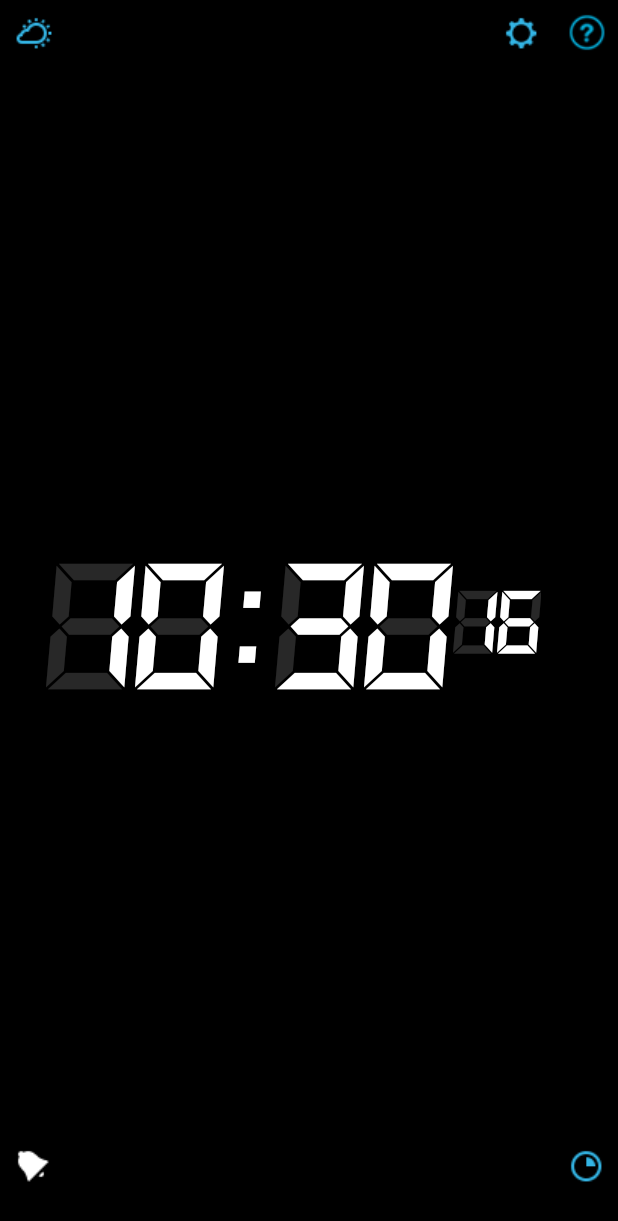
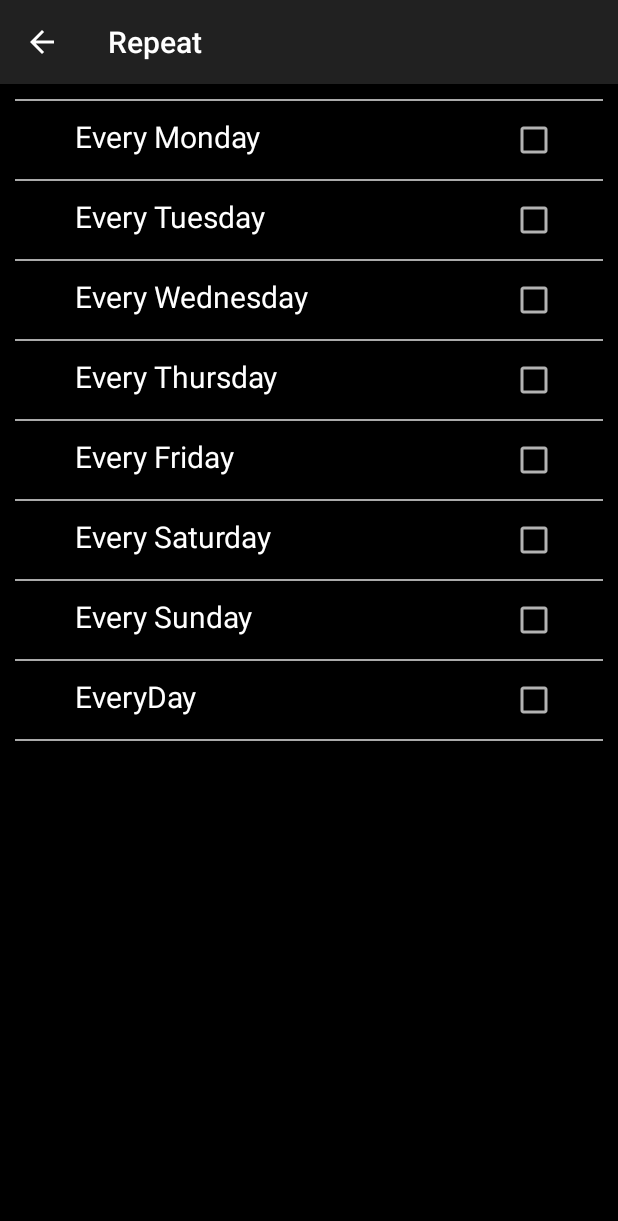
Before and after one commit to vtabk2/Alarm_Clock_1, an Android app: the screen it shows after launch (MainActivity before the commit, RepeatActivity after it), after a tap on an icon or button, on a phone screen of 412 x 824 dp. Shown: the top 1221 px of the screen. Run offline under Robolectric (Android 15) with nearby library versions, the phone set to English and light mode, and no system bars; libraries missing offline, so code that uses them is left out: io.realm; 2 statements that could not run were skipped; 3 other taps on this screen came first.

Commit message:
ref Task#7_RepeatActivity

```diff
--- a/app/src/main/AndroidManifest.xml
+++ b/app/src/main/AndroidManifest.xml
@@ -25,6 +25,8 @@
         <activity
             android:name=".ui.activity.SettingActivity"
             android:theme="@style/Theme.AppCompat"/>
+        <activity
+            android:name=".ui.activity.RepeatActivity"
+            android:theme="@style/Theme.AppCompat"/>
     </application>
-
 </manifest>
--- a/app/src/main/java/com/example/framgia/alarmclock/data/Constants.java
+++ b/app/src/main/java/com/example/framgia/alarmclock/data/Constants.java
@@ -11,7 +11,7 @@ public class Constants {
     public static final String EVERYDAY = "Everyday";
     public static final String ID_FIELD = "mId";
     public final static String FONT_TIME = "fonts/digital_clock.ttf";
-    public final static String FOMAT_TIME24 = "ss";
+    public final static String FORMAT_TIME_SECOND = "ss";
     public final static int DOWN = 0;
     public final static int UP = 1;
     public final static float ALPHA_DELTA = 0.1f;
--- a/app/src/main/java/com/example/framgia/alarmclock/data/model/Alarm.java
+++ b/app/src/main/java/com/example/framgia/alarmclock/data/model/Alarm.java
@@ -18,6 +18,9 @@ public class Alarm extends RealmObject {
     private String mNote;
     private boolean mIsEnabled;
     private Repeat mRepeatDay;
+
+    public Alarm() {
+    }
 
     public Alarm(int id, long time, String sound, int volume, boolean isVibrated, boolean isFadeIn,
                  int snoozeTime, String note, boolean isEnabled,
--- a/app/src/main/java/com/example/framgia/alarmclock/data/model/Repeat.java
+++ b/app/src/main/java/com/example/framgia/alarmclock/data/model/Repeat.java
@@ -17,6 +17,9 @@ public class Repeat extends RealmObject {
     private boolean mIsRepeatSunday;
     private boolean mIsRepeatEveryday;
     private String mRepeatDay;
+
+    public Repeat() {
+    }
 
     public Repeat(boolean isRepeatMonday, boolean isRepeatTuesday, boolean isRepeatWednesday,
                   boolean isRepeatThursday, boolean isRepeatFriday, boolean isRepeatSaturday,
--- a/app/src/main/java/com/example/framgia/alarmclock/data/model/Song.java
+++ b/app/src/main/java/com/example/framgia/alarmclock/data/model/Song.java
@@ -13,6 +13,9 @@ public class Song extends RealmObject {
     private int mId;
     private String mPath;
     private String mName;
+
+    public Song() {
+    }
 
     public Song(int id, String path, String name) {
         mId = id;
--- a/app/src/main/java/com/example/framgia/alarmclock/ui/activity/MainActivity.java
+++ b/app/src/main/java/com/example/framgia/alarmclock/ui/activity/MainActivity.java
@@ -49,6 +49,7 @@ public class MainActivity extends AppCompatActivity implements View.OnClickListe
         super.onResume();
         if (mIscreated) {
             showAdvanced();
+            hideStatusBar();
         }
     }
 
@@ -120,6 +121,8 @@ public class MainActivity extends AppCompatActivity implements View.OnClickListe
                 break;
             case R.id.image_help:
                 // TODO: 12/07/2016
+                // TODO: 15/07/2016 test
+                openActivity(RepeatActivity.class);
                 break;
             case R.id.image_alarm:
                 // TODO: 12/07/2016
@@ -163,7 +166,7 @@ public class MainActivity extends AppCompatActivity implements View.OnClickListe
         mTextViewBattery.setVisibility(View.INVISIBLE);
         mTextClockHour.setFormat12Hour(null);
         mTextClockSecond.setFormat12Hour(null);
-        mTextClockSecond.setFormat24Hour(Constants.FOMAT_TIME24);
+        mTextClockSecond.setFormat24Hour(Constants.FORMAT_TIME_SECOND);
     }
 
     private void showColorViews(int color, int colorHide) {
@@ -172,6 +175,10 @@ public class MainActivity extends AppCompatActivity implements View.OnClickListe
         mTextViewHideHour.setTextColor(ContextCompat.getColor(this, colorHide));
         mTextViewHideSecond.setTextColor(ContextCompat.getColor(this, colorHide));
         mImageViewAlarm.setColorFilter(color);
+        mImageViewTimer.setColorFilter(color);
+        mImageViewWeather.setColorFilter(color);
+        mImageViewSettings.setColorFilter(color);
+        mImageViewHelp.setColorFilter(color);
     }
 
     private void onFadeInChangeBrightness(int type) {
--- /dev/null
+++ b/app/src/main/java/com/example/framgia/alarmclock/ui/activity/RepeatActivity.java
@@ -0,0 +1,73 @@
+package com.example.framgia.alarmclock.ui.activity;
+
+import android.os.Bundle;
+import android.support.annotation.Nullable;
+import android.support.v7.app.AppCompatActivity;
+import android.view.MenuItem;
+import android.widget.CheckBox;
+import android.widget.CompoundButton;
+
+import com.example.framgia.alarmclock.R;
+
+/**
+ * Created by framgia on 15/07/2016.
+ */
+public class RepeatActivity extends AppCompatActivity implements
+    CompoundButton.OnCheckedChangeListener {
+    private CheckBox mCheckBoxMonday, mCheckBoxTuesday, mCheckBoxWednesday, mCheckBoxThursday,
+        mCheckBoxFriday, mCheckBoxSaturday, mCheckBoxSunday, mCheckBoxEveryday;
+
+    @Override
+    protected void onCreate(@Nullable Bundle savedInstanceState) {
+        super.onCreate(savedInstanceState);
+        setContentView(R.layout.activity_repeat);
+        initViews();
+    }
+
+    private void initViews() {
+        getSupportActionBar().setTitle(getText(R.string.title_repeat));
+        getSupportActionBar().setDisplayHomeAsUpEnabled(true);
+        getSupportActionBar().setDisplayShowHomeEnabled(true);
+        mCheckBoxMonday = (CheckBox) findViewById(R.id.repeat_monday);
+        mCheckBoxTuesday = (CheckBox) findViewById(R.id.repeat_tuesday);
+        mCheckBoxWednesday = (CheckBox) findViewById(R.id.repeat_wednesday);
+        mCheckBoxThursday = (CheckBox) findViewById(R.id.repeat_thursday);
+        mCheckBoxFriday = (CheckBox) findViewById(R.id.repeat_friday);
+        mCheckBoxSaturday = (CheckBox) findViewById(R.id.repeat_saturday);
+        mCheckBoxSunday = (CheckBox) findViewById(R.id.repeat_sunday);
+        mCheckBoxEveryday = (CheckBox) findViewById(R.id.repeat_everyday);
+        mCheckBoxMonday.setOnCheckedChangeListener(this);
+        mCheckBoxTuesday.setOnCheckedChangeListener(this);
+        mCheckBoxWednesday.setOnCheckedChangeListener(this);
+        mCheckBoxThursday.setOnCheckedChangeListener(this);
+        mCheckBoxFriday.setOnCheckedChangeListener(this);
+        mCheckBoxSaturday.setOnCheckedChangeListener(this);
+        mCheckBoxSunday.setOnCheckedChangeListener(this);
+        mCheckBoxEveryday.setOnCheckedChangeListener(this);
+    }
+
+    @Override
+    public boolean onOptionsItemSelected(MenuItem menuItem) {
+        if (menuItem.getItemId() == android.R.id.home) {
+            finish();
+        }
+        return super.onOptionsItemSelected(menuItem);
+    }
+
+    private void setChecked(boolean isChecked) {
+        mCheckBoxMonday.setChecked(isChecked);
+        mCheckBoxTuesday.setChecked(isChecked);
+        mCheckBoxWednesday.setChecked(isChecked);
+        mCheckBoxThursday.setChecked(isChecked);
+        mCheckBoxFriday.setChecked(isChecked);
+        mCheckBoxSaturday.setChecked(isChecked);
+        mCheckBoxSunday.setChecked(isChecked);
+    }
+
+    @Override
+    public void onCheckedChanged(CompoundButton compoundButton, boolean b) {
+        if (compoundButton.getId() == R.id.repeat_everyday) {
+            setChecked(mCheckBoxEveryday.isChecked());
+        }
+    }
+}
--- a/app/src/main/java/com/example/framgia/alarmclock/ui/activity/SettingActivity.java
+++ b/app/src/main/java/com/example/framgia/alarmclock/ui/activity/SettingActivity.java
@@ -6,7 +6,6 @@ import android.support.design.widget.TabLayout;
 import android.support.v4.view.ViewPager;
 import android.support.v7.app.AppCompatActivity;
 import android.view.MenuItem;
-import android.view.View;
 
 import com.example.framgia.alarmclock.R;
 import com.example.framgia.alarmclock.ui.fragment.DataFragmentPagerAdapter;
@@ -14,7 +13,7 @@ import com.example.framgia.alarmclock.ui.fragment.DataFragmentPagerAdapter;
 /**
  * Created by framgia on 14/07/2016.
  */
-public class SettingActivity extends AppCompatActivity implements View.OnClickListener {
+public class SettingActivity extends AppCompatActivity {
     @Override
     protected void onCreate(@Nullable Bundle savedInstanceState) {
         super.onCreate(savedInstanceState);
@@ -39,25 +38,4 @@ public class SettingActivity extends AppCompatActivity implements View.OnClickLi
         }
         return super.onOptionsItemSelected(menuItem);
     }
-
-    @Override
-    public void onClick(View view) {
-        switch (view.getId()) {
-            case R.id.layout_alarm:
-                // TODO: 14/07/2016
-                break;
-            case R.id.layout_timer:
-                // TODO: 14/07/2016
-                break;
-            case R.id.layout_weather:
-                // TODO: 14/07/2016
-                break;
-            case R.id.layout_display:
-                // TODO: 14/07/2016
-                break;
-            case R.id.layout_advanced:
-                // TODO: 14/07/2016
-                break;
-        }
-    }
 }
--- a/app/src/main/java/com/example/framgia/alarmclock/ui/fragment/PageFragment.java
+++ b/app/src/main/java/com/example/framgia/alarmclock/ui/fragment/PageFragment.java
@@ -1,6 +1,7 @@
 package com.example.framgia.alarmclock.ui.fragment;
 
 import android.content.Context;
+import android.content.Intent;
 import android.content.SharedPreferences;
 import android.os.Bundle;
 import android.support.v4.app.Fragment;
@@ -12,6 +13,7 @@ import android.widget.LinearLayout;
 
 import com.example.framgia.alarmclock.R;
 import com.example.framgia.alarmclock.data.Constants;
+import com.example.framgia.alarmclock.ui.activity.RepeatActivity;
 
 /**
  * Created by framgia on 14/07/2016.
@@ -50,18 +52,27 @@ public class PageFragment extends Fragment implements View.OnClickListener {
         switch (mPage) {
             case TYPE_FUNCTIONS:
                 view = inflater.inflate(R.layout.fragment_settings_functions, viewGroup, false);
+                initViewFunctions(view);
                 break;
             case TYPE_CLOCKS:
                 view = inflater.inflate(R.layout.fragment_settings_clocks, viewGroup, false);
                 mSharedPreferences = inflater.getContext().
                     getSharedPreferences(Constants.SHARE_PREFERENCES, Context.MODE_PRIVATE);
-                initViews(view);
+                initViewClocks(view);
                 break;
         }
         return view;
     }
 
-    private void initViews(View view) {
+    private void initViewFunctions(View view) {
+        view.findViewById(R.id.layout_alarm).setOnClickListener(this);
+        view.findViewById(R.id.layout_timer).setOnClickListener(this);
+        view.findViewById(R.id.layout_weather).setOnClickListener(this);
+        view.findViewById(R.id.layout_display).setOnClickListener(this);
+        view.findViewById(R.id.layout_advanced).setOnClickListener(this);
+    }
+
+    private void initViewClocks(View view) {
         int type = mSharedPreferences.getInt(Constants.TYPE_CLOCKS, Constants
             .TYPE_CLOCKS_WHITE);
         mLinearLayoutDigitalWhite = (LinearLayout) view.findViewById(R.id.layout_clock_white);
@@ -122,6 +133,27 @@ public class PageFragment extends Fragment implements View.OnClickListener {
             case R.id.layout_clock_analog:
                 onChangeTypeClock(Constants.TYPE_CLOCKS_ANALOG, true);
                 break;
+            case R.id.layout_alarm:
+                // TODO: 14/07/2016
+                openActivity(RepeatActivity.class);
+                break;
+            case R.id.layout_timer:
+                // TODO: 14/07/2016
+                break;
+            case R.id.layout_weather:
+                // TODO: 14/07/2016
+                break;
+            case R.id.layout_display:
+                // TODO: 14/07/2016
+                break;
+            case R.id.layout_advanced:
+                // TODO: 14/07/2016
+                break;
         }
     }
+
+    private void openActivity(Class myClass) {
+        Intent intent = new Intent(getContext(), myClass);
+        startActivity(intent);
+    }
 }
--- /dev/null
+++ b/app/src/main/res/layout/activity_repeat.xml
@@ -0,0 +1,125 @@
+<?xml version="1.0" encoding="utf-8"?>
+<ScrollView xmlns:android="http://schemas.android.com/apk/res/android"
+            android:layout_width="match_parent"
+            android:layout_height="match_parent"
+            android:background="@android:color/black">
+
+    <LinearLayout
+        style="@style/layout_repeat"
+        android:orientation="vertical">
+
+        <include layout="@layout/layout_line_break"/>
+
+        <LinearLayout
+            style="@style/layout_repeat">
+
+            <TextView
+                style="@style/text_view_repeat"
+                android:text="@string/everymonday"/>
+
+            <CheckBox
+                android:id="@+id/repeat_monday"
+                style="@style/check_box_repeat"/>
+        </LinearLayout>
+
+        <include layout="@layout/layout_line_break"/>
+
+        <LinearLayout
+            style="@style/layout_repeat">
+
+            <TextView
+                style="@style/text_view_repeat"
+                android:text="@string/everytuesday"/>
+
+            <CheckBox
+                android:id="@+id/repeat_tuesday"
+                style="@style/check_box_repeat"/>
+        </LinearLayout>
+
+        <include layout="@layout/layout_line_break"/>
+
+        <LinearLayout
+            style="@style/layout_repeat">
+
+            <TextView
+                style="@style/text_view_repeat"
+                android:text="@string/everywednesday"/>
+
+            <CheckBox
+                android:id="@+id/repeat_wednesday"
+                style="@style/check_box_repeat"/>
+        </LinearLayout>
+
+        <include layout="@layout/layout_line_break"/>
+
+        <LinearLayout
+            style="@style/layout_repeat">
+
+            <TextView
+                style="@style/text_view_repeat"
+                android:text="@string/everythursday"/>
+
+            <CheckBox
+                android:id="@+id/repeat_thursday"
+                style="@style/check_box_repeat"/>
+        </LinearLayout>
+
+        <include layout="@layout/layout_line_break"/>
+
+        <LinearLayout
+            style="@style/layout_repeat">
+
+            <TextView
+                style="@style/text_view_repeat"
+                android:text="@string/everyfriday"/>
+
+            <CheckBox
+                android:id="@+id/repeat_friday"
+                style="@style/check_box_repeat"/>
+        </LinearLayout>
+
+        <include layout="@layout/layout_line_break"/>
+
+        <LinearLayout
+            style="@style/layout_repeat">
+
+            <TextView
+                style="@style/text_view_repeat"
+                android:text="@string/everysaturday"/>
+
+            <CheckBox
+                android:id="@+id/repeat_saturday"
+                style="@style/check_box_repeat"/>
+        </LinearLayout>
+
+        <include layout="@layout/layout_line_break"/>
+
+        <LinearLayout
+            style="@style/layout_repeat">
+
+            <TextView
+                style="@style/text_view_repeat"
+                android:text="@string/everysunday"/>
+
+            <CheckBox
+                android:id="@+id/repeat_sunday"
+                style="@style/check_box_repeat"/>
+        </LinearLayout>
+
+        <include layout="@layout/layout_line_break"/>
+
+        <LinearLayout
+            style="@style/layout_repeat">
+
+            <TextView
+                style="@style/text_view_repeat"
+                android:text="@string/everyday"/>
+
+            <CheckBox
+                android:id="@+id/repeat_everyday"
+                style="@style/check_box_repeat"/>
+        </LinearLayout>
+
+        <include layout="@layout/layout_line_break"/>
+    </LinearLayout>
+</ScrollView>
--- a/app/src/main/res/layout/activity_settings.xml
+++ b/app/src/main/res/layout/activity_settings.xml
@@ -3,6 +3,7 @@
               xmlns:app="http://schemas.android.com/apk/res-auto"
               android:layout_width="match_parent"
               android:layout_height="match_parent"
+              android:background="@android:color/black"
               android:orientation="vertical">
 
     <android.support.design.widget.TabLayout
@@ -15,6 +16,5 @@
     <android.support.v4.view.ViewPager
         android:id="@+id/view_pager_setting"
         android:layout_width="match_parent"
-        android:layout_height="match_parent"
-        android:background="@android:color/black"/>
+        android:layout_height="match_parent"/>
 </LinearLayout>
--- a/app/src/main/res/values/dimens.xml
+++ b/app/src/main/res/values/dimens.xml
@@ -14,4 +14,6 @@
     <dimen name="text_functions_setting_activity_paddingLeft">20dp</dimen>
     <dimen name="text_size_functions_setting_activity">20sp</dimen>
     <dimen name="text_clock_setting_activity_paddingLeft">30dp</dimen>
+    <dimen name="text_repeat_activity_marginStart">20dp</dimen>
+    <dimen name="checkbox_repeat_activity_marginEnd">20dp</dimen>
 </resources>
--- a/app/src/main/res/values/strings.xml
+++ b/app/src/main/res/values/strings.xml
@@ -8,10 +8,19 @@
     <string name="settings_display">Display</string>
     <string name="settings_advanced">Advanced</string>
     <string name="title_settings">Settings</string>
+    <string name="title_repeat">Repeat</string>
     <string name="clock_digital_blue">Digital Blue</string>
     <string name="clock_digital_green">Digital Green</string>
     <string name="clock_digital_red">Digital Red</string>
     <string name="clock_digital_yellow">Digital Yellow</string>
     <string name="clock_digital_white">Digital White</string>
     <string name="clock_analog">Thinline</string>
+    <string name="everymonday">Every Monday</string>
+    <string name="everytuesday">Every Tuesday</string>
+    <string name="everywednesday">Every Wednesday</string>
+    <string name="everythursday">Every Thursday</string>
+    <string name="everyfriday">Every Friday</string>
+    <string name="everysaturday">Every Saturday</string>
+    <string name="everysunday">Every Sunday</string>
+    <string name="everyday">EveryDay</string>
 </resources>
--- a/app/src/main/res/values/styles.xml
+++ b/app/src/main/res/values/styles.xml
@@ -8,4 +8,28 @@
         <item name="colorAccent">@color/colorAccent</item>
     </style>
 
+    <style name="text_view_repeat">
+        <item name="android:layout_width">0dp</item>
+        <item name="android:layout_height">wrap_content</item>
+        <item name="android:layout_weight">1</item>
+        <item name="android:layout_alignParentStart">true</item>
+        <item name="android:layout_centerVertical">true</item>
+        <item name="android:layout_marginStart">@dimen/text_repeat_activity_marginStart</item>
+        <item name="android:paddingLeft">@dimen/image_functions_setting_activity_paddingLeft</item>
+        <item name="android:textSize">@dimen/text_size_functions_setting_activity</item>
+        <item name="android:textColor">@android:color/white</item>
+    </style>
+
+    <style name="check_box_repeat">
+        <item name="android:layout_width">wrap_content</item>
+        <item name="android:layout_height">wrap_content</item>
+        <item name="android:layout_gravity">center_vertical</item>
+        <item name="android:layout_marginEnd">@dimen/checkbox_repeat_activity_marginEnd</item>
+    </style>
+
+    <style name="layout_repeat">
+        <item name="android:layout_width">match_parent</item>
+        <item name="android:layout_height">wrap_content</item>
+        <item name="android:padding">@dimen/padding_small</item>
+    </style>
 </resources>
```
